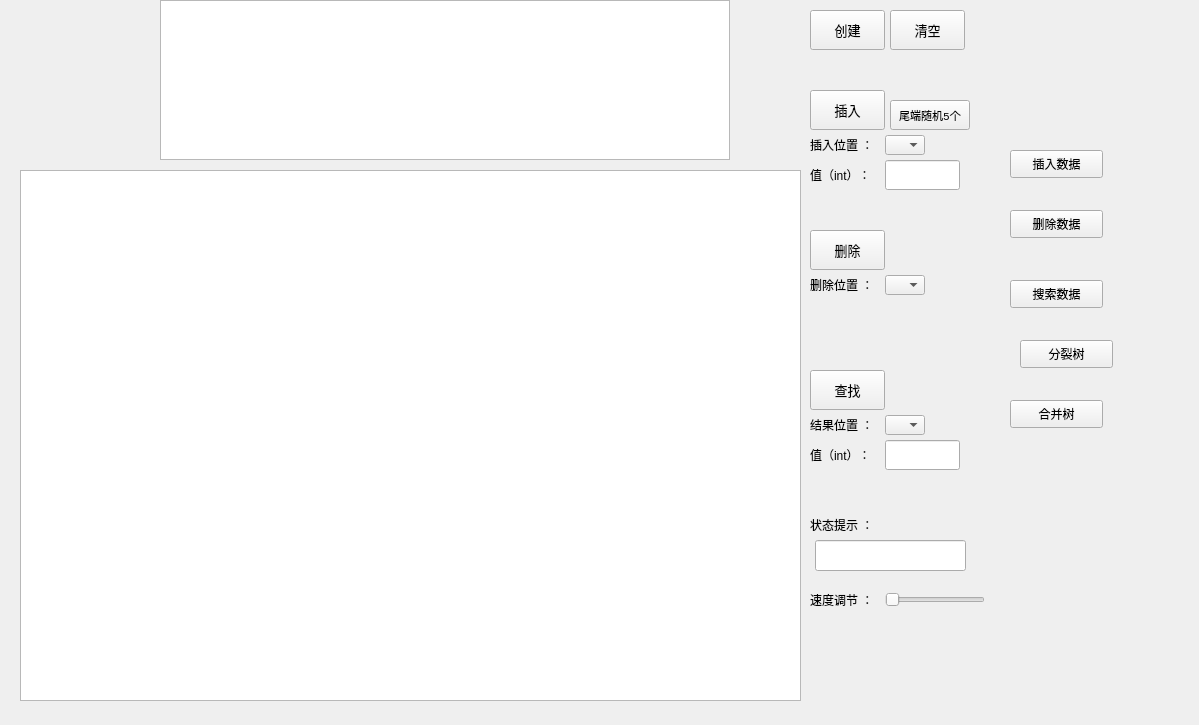
Before: the Qt Designer form bst.ui in bkqkdksdr/QT, drawn with Qt 5.
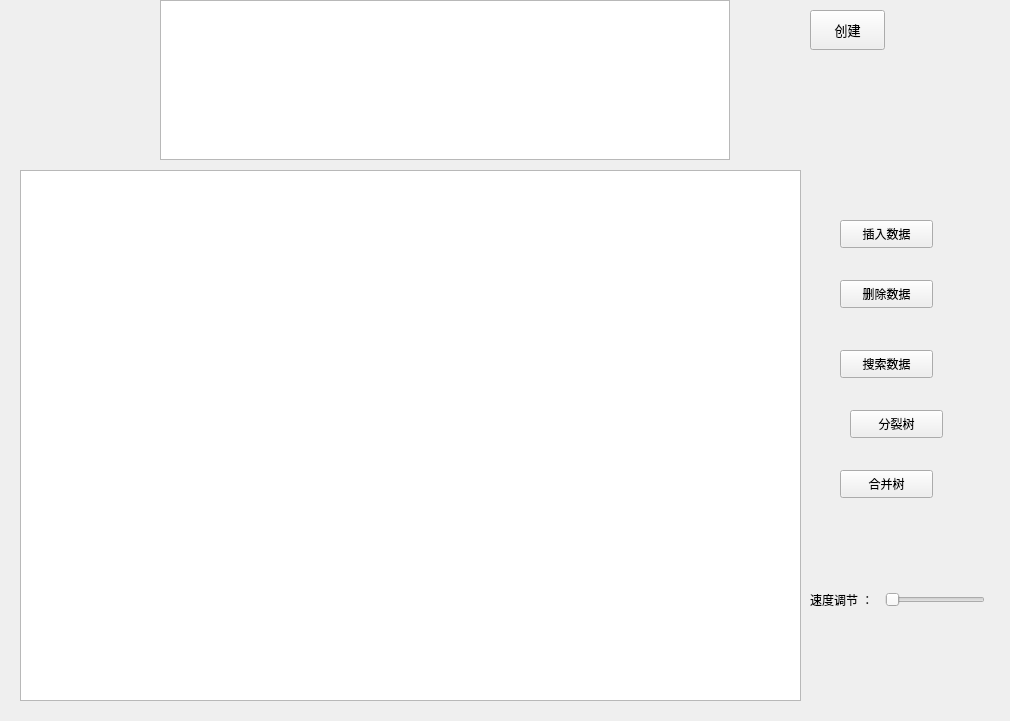
After: the same form once the commit is applied.

```diff
--- a/bst.ui
+++ b/bst.ui
@@ -6,168 +6,13 @@
    <rect>
     <x>0</x>
     <y>0</y>
-    <width>1199</width>
-    <height>725</height>
+    <width>1010</width>
+    <height>721</height>
    </rect>
   </property>
   <property name="windowTitle">
    <string>Form</string>
   </property>
-  <widget class="QLineEdit" name="lineEditState">
-   <property name="geometry">
-    <rect>
-     <x>815</x>
-     <y>540</y>
-     <width>151</width>
-     <height>31</height>
-    </rect>
-   </property>
-   <property name="sizePolicy">
-    <sizepolicy hsizetype="Fixed" vsizetype="Fixed">
-     <horstretch>0</horstretch>
-     <verstretch>0</verstretch>
-    </sizepolicy>
-   </property>
-   <property name="minimumSize">
-    <size>
-     <width>60</width>
-     <height>30</height>
-    </size>
-   </property>
-  </widget>
-  <widget class="QComboBox" name="comboBoxDelete">
-   <property name="enabled">
-    <bool>true</bool>
-   </property>
-   <property name="geometry">
-    <rect>
-     <x>885</x>
-     <y>275</y>
-     <width>40</width>
-     <height>20</height>
-    </rect>
-   </property>
-  </widget>
-  <widget class="QLineEdit" name="lineEditInsert">
-   <property name="geometry">
-    <rect>
-     <x>885</x>
-     <y>160</y>
-     <width>75</width>
-     <height>30</height>
-    </rect>
-   </property>
-   <property name="sizePolicy">
-    <sizepolicy hsizetype="Fixed" vsizetype="Fixed">
-     <horstretch>0</horstretch>
-     <verstretch>0</verstretch>
-    </sizepolicy>
-   </property>
-   <property name="minimumSize">
-    <size>
-     <width>60</width>
-     <height>30</height>
-    </size>
-   </property>
-  </widget>
-  <widget class="QPushButton" name="pushButtonClear">
-   <property name="geometry">
-    <rect>
-     <x>890</x>
-     <y>10</y>
-     <width>75</width>
-     <height>40</height>
-    </rect>
-   </property>
-   <property name="minimumSize">
-    <size>
-     <width>0</width>
-     <height>20</height>
-    </size>
-   </property>
-   <property name="font">
-    <font>
-     <family>Consolas</family>
-     <pointsize>10</pointsize>
-    </font>
-   </property>
-   <property name="text">
-    <string>清空</string>
-   </property>
-  </widget>
-  <widget class="QLabel" name="labelDeletePos">
-   <property name="geometry">
-    <rect>
-     <x>810</x>
-     <y>270</y>
-     <width>75</width>
-     <height>30</height>
-    </rect>
-   </property>
-   <property name="sizePolicy">
-    <sizepolicy hsizetype="Minimum" vsizetype="Minimum">
-     <horstretch>0</horstretch>
-     <verstretch>0</verstretch>
-    </sizepolicy>
-   </property>
-   <property name="minimumSize">
-    <size>
-     <width>60</width>
-     <height>30</height>
-    </size>
-   </property>
-   <property name="text">
-    <string>删除位置 ：</string>
-   </property>
-  </widget>
-  <widget class="QComboBox" name="comboBoxInsert">
-   <property name="enabled">
-    <bool>true</bool>
-   </property>
-   <property name="geometry">
-    <rect>
-     <x>885</x>
-     <y>135</y>
-     <width>40</width>
-     <height>20</height>
-    </rect>
-   </property>
-  </widget>
-  <widget class="QPushButton" name="pushButtonLocate">
-   <property name="geometry">
-    <rect>
-     <x>810</x>
-     <y>370</y>
-     <width>75</width>
-     <height>40</height>
-    </rect>
-   </property>
-   <property name="minimumSize">
-    <size>
-     <width>0</width>
-     <height>20</height>
-    </size>
-   </property>
-   <property name="font">
-    <font>
-     <family>Consolas</family>
-     <pointsize>10</pointsize>
-    </font>
-   </property>
-   <property name="text">
-    <string>查找</string>
-   </property>
-  </widget>
-  <widget class="QGraphicsView" name="graphicsView">
-   <property name="geometry">
-    <rect>
-     <x>20</x>
-     <y>170</y>
-     <width>781</width>
-     <height>531</height>
-    </rect>
-   </property>
-  </widget>
   <widget class="QSlider" name="horizontalSlider">
    <property name="geometry">
     <rect>
@@ -209,56 +54,6 @@
     <string>创建</string>
    </property>
   </widget>
-  <widget class="QPushButton" name="pushButtonDelete">
-   <property name="geometry">
-    <rect>
-     <x>810</x>
-     <y>230</y>
-     <width>75</width>
-     <height>40</height>
-    </rect>
-   </property>
-   <property name="minimumSize">
-    <size>
-     <width>0</width>
-     <height>20</height>
-    </size>
-   </property>
-   <property name="font">
-    <font>
-     <family>Consolas</family>
-     <pointsize>10</pointsize>
-    </font>
-   </property>
-   <property name="text">
-    <string>删除</string>
-   </property>
-  </widget>
-  <widget class="QPushButton" name="pushButtonRandomInsert5">
-   <property name="geometry">
-    <rect>
-     <x>890</x>
-     <y>100</y>
-     <width>80</width>
-     <height>30</height>
-    </rect>
-   </property>
-   <property name="minimumSize">
-    <size>
-     <width>0</width>
-     <height>20</height>
-    </size>
-   </property>
-   <property name="font">
-    <font>
-     <family>Consolas</family>
-     <pointsize>8</pointsize>
-    </font>
-   </property>
-   <property name="text">
-    <string>尾端随机5个</string>
-   </property>
-  </widget>
   <widget class="QTextBrowser" name="textBrowser">
    <property name="geometry">
     <rect>
@@ -269,53 +64,6 @@
     </rect>
    </property>
   </widget>
-  <widget class="QLineEdit" name="lineEditLocate">
-   <property name="geometry">
-    <rect>
-     <x>885</x>
-     <y>440</y>
-     <width>75</width>
-     <height>30</height>
-    </rect>
-   </property>
-   <property name="sizePolicy">
-    <sizepolicy hsizetype="Fixed" vsizetype="Fixed">
-     <horstretch>0</horstretch>
-     <verstretch>0</verstretch>
-    </sizepolicy>
-   </property>
-   <property name="minimumSize">
-    <size>
-     <width>60</width>
-     <height>30</height>
-    </size>
-   </property>
-  </widget>
-  <widget class="QPushButton" name="pushButtonInsert">
-   <property name="geometry">
-    <rect>
-     <x>810</x>
-     <y>90</y>
-     <width>75</width>
-     <height>40</height>
-    </rect>
-   </property>
-   <property name="minimumSize">
-    <size>
-     <width>0</width>
-     <height>20</height>
-    </size>
-   </property>
-   <property name="font">
-    <font>
-     <family>Consolas</family>
-     <pointsize>10</pointsize>
-    </font>
-   </property>
-   <property name="text">
-    <string>插入</string>
-   </property>
-  </widget>
   <widget class="QLabel" name="labelTimeControl">
    <property name="geometry">
     <rect>
@@ -341,149 +89,11 @@
     <string>速度调节 ：</string>
    </property>
   </widget>
-  <widget class="QLabel" name="labelState">
-   <property name="geometry">
-    <rect>
-     <x>810</x>
-     <y>510</y>
-     <width>60</width>
-     <height>30</height>
-    </rect>
-   </property>
-   <property name="sizePolicy">
-    <sizepolicy hsizetype="Minimum" vsizetype="Minimum">
-     <horstretch>0</horstretch>
-     <verstretch>0</verstretch>
-    </sizepolicy>
-   </property>
-   <property name="minimumSize">
-    <size>
-     <width>60</width>
-     <height>30</height>
-    </size>
-   </property>
-   <property name="text">
-    <string>状态提示 ：</string>
-   </property>
-  </widget>
-  <widget class="QComboBox" name="comboBoxLocate">
-   <property name="enabled">
-    <bool>true</bool>
-   </property>
-   <property name="geometry">
-    <rect>
-     <x>885</x>
-     <y>415</y>
-     <width>40</width>
-     <height>20</height>
-    </rect>
-   </property>
-  </widget>
-  <widget class="QLabel" name="labelInsert">
-   <property name="geometry">
-    <rect>
-     <x>810</x>
-     <y>130</y>
-     <width>75</width>
-     <height>30</height>
-    </rect>
-   </property>
-   <property name="sizePolicy">
-    <sizepolicy hsizetype="Minimum" vsizetype="Minimum">
-     <horstretch>0</horstretch>
-     <verstretch>0</verstretch>
-    </sizepolicy>
-   </property>
-   <property name="minimumSize">
-    <size>
-     <width>60</width>
-     <height>30</height>
-    </size>
-   </property>
-   <property name="text">
-    <string>插入位置 ：</string>
-   </property>
-  </widget>
-  <widget class="QLabel" name="labelResultPos">
-   <property name="geometry">
-    <rect>
-     <x>810</x>
-     <y>410</y>
-     <width>75</width>
-     <height>30</height>
-    </rect>
-   </property>
-   <property name="sizePolicy">
-    <sizepolicy hsizetype="Minimum" vsizetype="Minimum">
-     <horstretch>0</horstretch>
-     <verstretch>0</verstretch>
-    </sizepolicy>
-   </property>
-   <property name="minimumSize">
-    <size>
-     <width>60</width>
-     <height>30</height>
-    </size>
-   </property>
-   <property name="text">
-    <string>结果位置 ：</string>
-   </property>
-  </widget>
-  <widget class="QLabel" name="labelInsertValue">
-   <property name="geometry">
-    <rect>
-     <x>810</x>
-     <y>160</y>
-     <width>66</width>
-     <height>30</height>
-    </rect>
-   </property>
-   <property name="sizePolicy">
-    <sizepolicy hsizetype="Minimum" vsizetype="Minimum">
-     <horstretch>0</horstretch>
-     <verstretch>0</verstretch>
-    </sizepolicy>
-   </property>
-   <property name="minimumSize">
-    <size>
-     <width>60</width>
-     <height>30</height>
-    </size>
-   </property>
-   <property name="text">
-    <string>值（int）：</string>
-   </property>
-  </widget>
-  <widget class="QLabel" name="labelLocateValue">
-   <property name="geometry">
-    <rect>
-     <x>810</x>
-     <y>440</y>
-     <width>66</width>
-     <height>30</height>
-    </rect>
-   </property>
-   <property name="sizePolicy">
-    <sizepolicy hsizetype="Minimum" vsizetype="Minimum">
-     <horstretch>0</horstretch>
-     <verstretch>0</verstretch>
-    </sizepolicy>
-   </property>
-   <property name="minimumSize">
-    <size>
-     <width>60</width>
-     <height>30</height>
-    </size>
-   </property>
-   <property name="text">
-    <string>值（int）：</string>
-   </property>
-  </widget>
   <widget class="QPushButton" name="addNode">
    <property name="geometry">
     <rect>
-     <x>1010</x>
-     <y>150</y>
+     <x>840</x>
+     <y>220</y>
      <width>93</width>
      <height>28</height>
     </rect>
@@ -495,8 +105,8 @@
   <widget class="QPushButton" name="deleteNode">
    <property name="geometry">
     <rect>
-     <x>1010</x>
-     <y>210</y>
+     <x>840</x>
+     <y>280</y>
      <width>93</width>
      <height>28</height>
     </rect>
@@ -508,8 +118,8 @@
   <widget class="QPushButton" name="searchNode">
    <property name="geometry">
     <rect>
-     <x>1010</x>
-     <y>280</y>
+     <x>840</x>
+     <y>350</y>
      <width>93</width>
      <height>28</height>
     </rect>
@@ -521,8 +131,8 @@
   <widget class="QPushButton" name="divTree">
    <property name="geometry">
     <rect>
-     <x>1020</x>
-     <y>340</y>
+     <x>850</x>
+     <y>410</y>
      <width>93</width>
      <height>28</height>
     </rect>
@@ -534,8 +144,8 @@
   <widget class="QPushButton" name="mergerTree">
    <property name="geometry">
     <rect>
-     <x>1010</x>
-     <y>400</y>
+     <x>840</x>
+     <y>470</y>
      <width>93</width>
      <height>28</height>
     </rect>
@@ -544,6 +154,16 @@
     <string>合并树</string>
    </property>
   </widget>
+  <widget class="QGraphicsView" name="graphicsView2">
+   <property name="geometry">
+    <rect>
+     <x>20</x>
+     <y>170</y>
+     <width>781</width>
+     <height>531</height>
+    </rect>
+   </property>
+  </widget>
  </widget>
  <resources/>
  <connections/>
```
